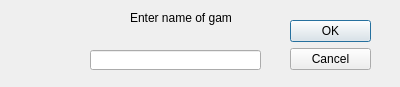
This is PromptGameNameDialog.ui in GFlores17/JackboxT.O.-GUI-Version as Qt 5 draws it before an edit. The edited form follows.
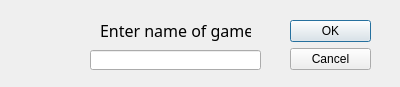
This is the edited form.

Patch:
```diff
--- a/PromptGameNameDialog.ui
+++ b/PromptGameNameDialog.ui
@@ -32,12 +32,18 @@
   <widget class="QLabel" name="label">
    <property name="geometry">
     <rect>
-     <x>130</x>
-     <y>10</y>
-     <width>101</width>
-     <height>16</height>
+     <x>100</x>
+     <y>20</y>
+     <width>151</width>
+     <height>21</height>
     </rect>
    </property>
+   <property name="font">
+    <font>
+     <family>Bahnschrift SemiLight</family>
+     <pointsize>12</pointsize>
+    </font>
+   </property>
    <property name="text">
     <string>Enter name of game.</string>
    </property>
```
